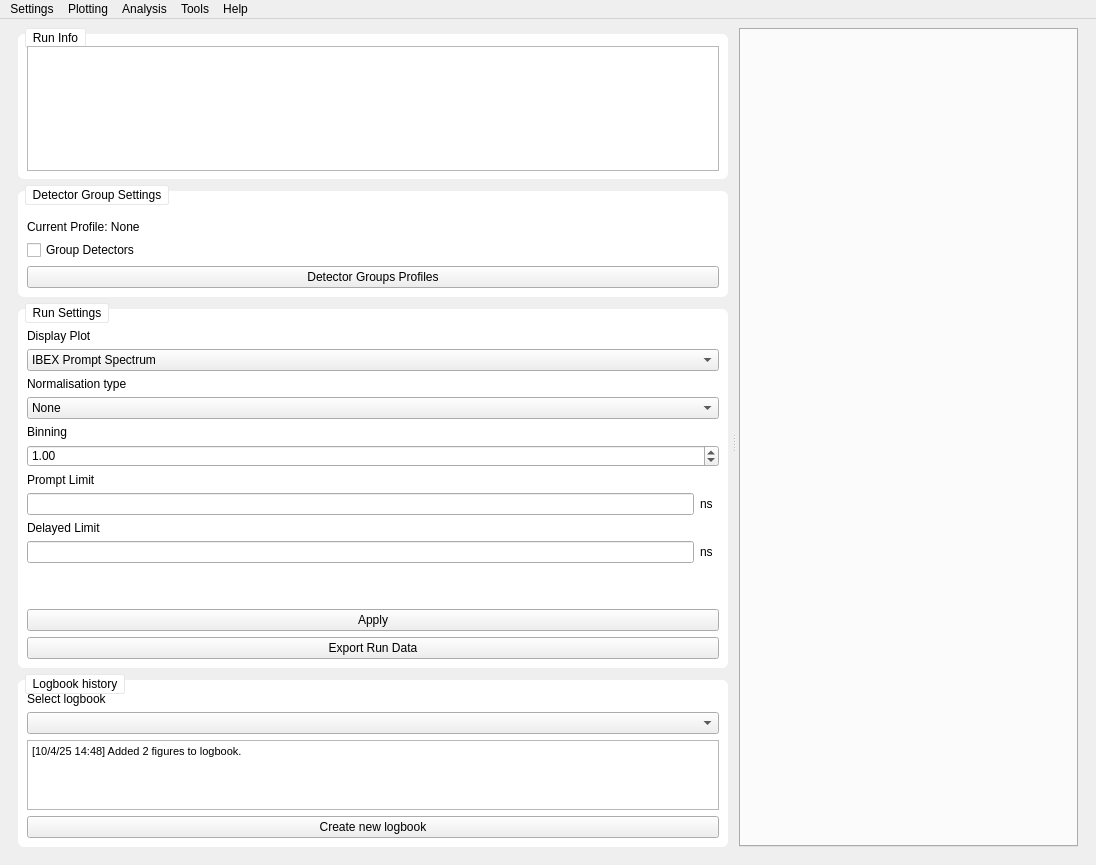
Qt form src/EVA/gui/ui_files/workspace_nxs.ui (ISISMuon/EVA) before a commit.
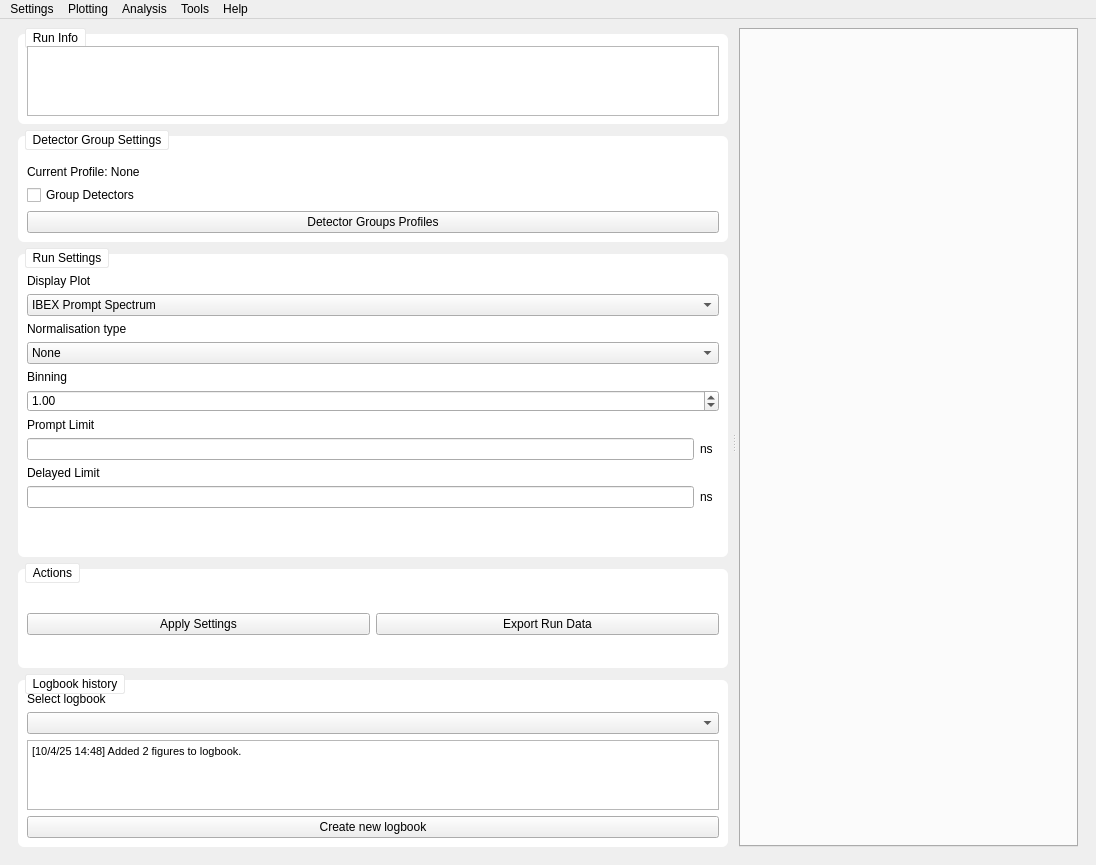
The same form after that commit.

What changed in the file:
```diff
--- a/src/EVA/gui/ui_files/workspace_nxs.ui
+++ b/src/EVA/gui/ui_files/workspace_nxs.ui
@@ -354,13 +354,6 @@
              </property>
             </widget>
            </item>
-           <item row="19" column="2" colspan="3">
-            <widget class="QPushButton" name="export_run_data_button">
-             <property name="text">
-              <string>Export Run Data</string>
-             </property>
-            </widget>
-           </item>
            <item row="11" column="3">
             <widget class="QLabel" name="label_6">
              <property name="text">
@@ -371,13 +364,6 @@
            <item row="13" column="2">
             <widget class="QLineEdit" name="delayed_limit_textbox"/>
            </item>
-           <item row="17" column="2" colspan="3">
-            <widget class="QPushButton" name="apply_run_settings_button">
-             <property name="text">
-              <string>Apply</string>
-             </property>
-            </widget>
-           </item>
            <item row="7" column="2" colspan="3">
             <widget class="QComboBox" name="normalisation_type_combo_box">
              <item>
@@ -464,20 +450,6 @@
              </property>
             </widget>
            </item>
-           <item row="3" column="2">
-            <widget class="QLabel" name="label_4">
-             <property name="text">
-              <string>Display Plot</string>
-             </property>
-            </widget>
-           </item>
-           <item row="12" column="2">
-            <widget class="QLabel" name="label_7">
-             <property name="text">
-              <string>Delayed Limit</string>
-             </property>
-            </widget>
-           </item>
            <item row="16" column="2">
             <spacer name="verticalSpacer">
              <property name="orientation">
@@ -490,6 +462,79 @@
               </size>
              </property>
             </spacer>
+           </item>
+           <item row="3" column="2">
+            <widget class="QLabel" name="label_4">
+             <property name="text">
+              <string>Display Plot</string>
+             </property>
+            </widget>
+           </item>
+           <item row="12" column="2">
+            <widget class="QLabel" name="label_7">
+             <property name="text">
+              <string>Delayed Limit</string>
+             </property>
+            </widget>
+           </item>
+          </layout>
+         </widget>
+        </item>
+        <item>
+         <widget class="QGroupBox" name="groupBox_4">
+          <property name="sizePolicy">
+           <sizepolicy hsizetype="Preferred" vsizetype="MinimumExpanding">
+            <horstretch>0</horstretch>
+            <verstretch>2</verstretch>
+           </sizepolicy>
+          </property>
+          <property name="styleSheet">
+           <string notr="true">QGroupBox {
+	border-radius: 6px;
+	margin-top: 6px;
+	background-color: white;
+}
+QGroupBox::title {
+    subcontrol-origin: margin;
+    left: 7px;
+    padding: 2px 5px 2px 5px;
+	background-color: white;
+	border: 1px solid #E8E8E8;
+	border-radius: 2px
+}</string>
+          </property>
+          <property name="title">
+           <string>Actions</string>
+          </property>
+          <property name="flat">
+           <bool>false</bool>
+          </property>
+          <layout class="QGridLayout" name="gridLayout_4">
+           <property name="leftMargin">
+            <number>9</number>
+           </property>
+           <property name="topMargin">
+            <number>20</number>
+           </property>
+           <property name="rightMargin">
+            <number>9</number>
+           </property>
+           <property name="bottomMargin">
+            <number>9</number>
+           </property>
+           <item row="0" column="1">
+            <widget class="QPushButton" name="export_run_data_button">
+             <property name="text">
+              <string>Export Run Data</string>
+             </property>
+            </widget>
+           </item>
+           <item row="0" column="0">
+            <widget class="QPushButton" name="apply_run_settings_button">
+             <property name="text">
+              <string>Apply Settings</string>
+             </property>
+            </widget>
            </item>
           </layout>
          </widget>
```
